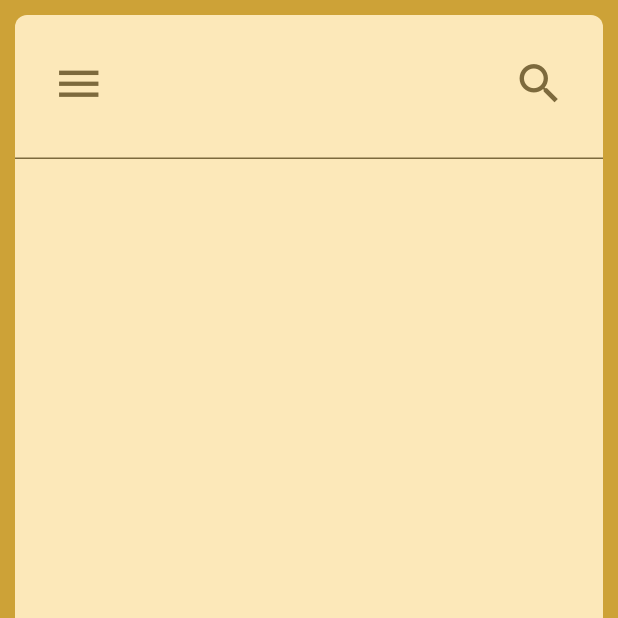
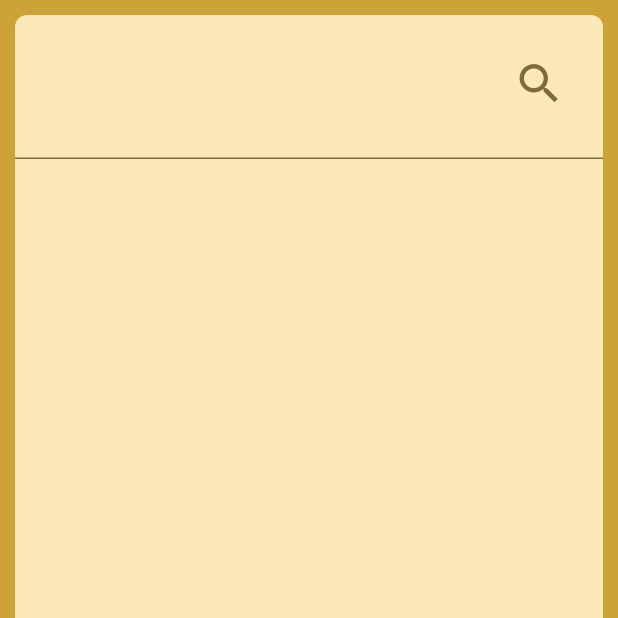
Before and after one commit to Austin-Hernandez/poliSEE, a Flutter app: the FavoriteCandidateWidget screen opened by its route, on a phone screen of 412 x 824 dp, the top half of it. Run offline on Flutter 3.47's test engine with Material 3 defaults, Android fonts, the phone set to English and light mode, and no system bars; our stand-ins replace auto_size_text, cloud_firestore, dropdown_button2, easy_debounce, equatable, file_picker and 19 more; missing offline and left inert: json_path, mime_type; accounts and stored records are empty; key blocks and very long unbroken strings in the code were emptied for the run.

Commit message:
Removed Hamburger

```diff
--- a/assets/environment_values/environment.json
+++ b/assets/environment_values/environment.json
@@ -1,3 +1,3 @@
 {
-  "Environment": "development"
+  "Environment": "production"
 }
--- a/lib/environment_values.dart
+++ b/lib/environment_values.dart
@@ -2,7 +2,7 @@ import 'dart:convert';
 import 'package:flutter/services.dart';
 
 class FFDevEnvironmentValues {
-  static const String currentEnvironment = 'Development';
+  static const String currentEnvironment = 'Production';
   static const String environmentValuesPath =
       'assets/environment_values/environment.json';
 
--- a/lib/flutter_flow/flutter_flow_theme.dart
+++ b/lib/flutter_flow/flutter_flow_theme.dart
@@ -264,6 +264,7 @@ extension TextStyleHelper on TextStyle {
     TextDecoration? decoration,
     double? lineHeight,
     List<Shadow>? shadows,
+    String? package,
   }) {
     if (useGoogleFonts && fontFamily != null) {
       font = GoogleFonts.getFont(fontFamily,
@@ -284,6 +285,7 @@ extension TextStyleHelper on TextStyle {
           )
         : copyWith(
             fontFamily: fontFamily,
+            package: package,
             color: color,
             fontSize: fontSize,
             letterSpacing: letterSpacing,
--- a/lib/pages/favorite_candidate/favorite_candidate_widget.dart
+++ b/lib/pages/favorite_candidate/favorite_candidate_widget.dart
@@ -121,21 +121,6 @@ class _FavoriteCandidateWidgetState extends State<FavoriteCandidateWidget> {
                                           ),
                                         ),
                                       ),
-                                    Align(
-                                      alignment:
-                                          AlignmentDirectional(-0.9, -0.95),
-                                      child: FlutterFlowIconButton(
-                                        borderRadius: 8.0,
-                                        icon: Icon(
-                                          Icons.menu_sharp,
-                                          color: Color(0xFF7D6A3D),
-                                          size: 35.0,
-                                        ),
-                                        onPressed: () {
-                                          print('Menu-IconButton pressed ...');
-                                        },
-                                      ),
-                                    ),
                                     Align(
                                       alignment:
                                           AlignmentDirectional(0.9, -0.95),
```
Also changed, not shown: lib/backend/firebase/firebase_config.dart (+7 -7 lines), lib/pages/candidate/candidate_widget.dart (+0 -16 lines), 10 other files.
